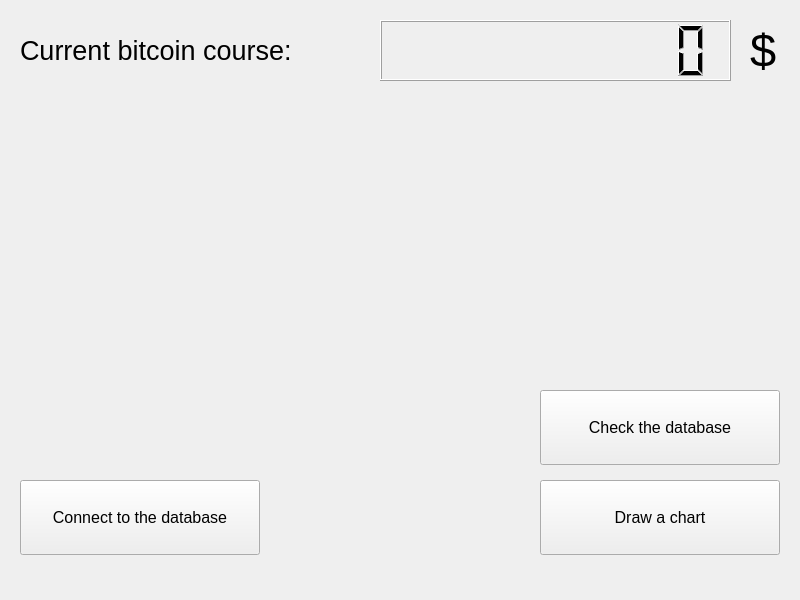
First picture: the form in mainwindow.ui, repository sebastiancial/bm, before the edit.
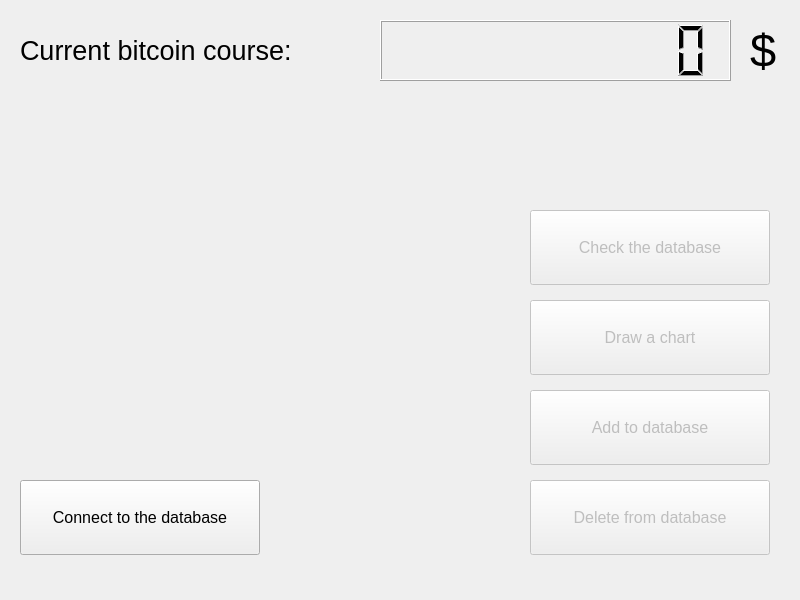
Second picture: the form after the edit. Icons and pictures are not drawn.

Diff of the .ui file:
```diff
--- a/mainwindow.ui
+++ b/mainwindow.ui
@@ -68,10 +68,13 @@
     </property>
    </widget>
    <widget class="QPushButton" name="pushButton_2">
+    <property name="enabled">
+     <bool>false</bool>
+    </property>
     <property name="geometry">
      <rect>
-      <x>540</x>
-      <y>390</y>
+      <x>530</x>
+      <y>210</y>
       <width>240</width>
       <height>75</height>
      </rect>
@@ -88,10 +91,13 @@
     </property>
    </widget>
    <widget class="QPushButton" name="pushButton_3">
+    <property name="enabled">
+     <bool>false</bool>
+    </property>
     <property name="geometry">
      <rect>
-      <x>540</x>
-      <y>480</y>
+      <x>530</x>
+      <y>300</y>
       <width>240</width>
       <height>75</height>
      </rect>
@@ -179,6 +185,52 @@
      <bool>true</bool>
     </property>
    </widget>
+   <widget class="QPushButton" name="pushButton_4">
+    <property name="enabled">
+     <bool>false</bool>
+    </property>
+    <property name="geometry">
+     <rect>
+      <x>530</x>
+      <y>480</y>
+      <width>240</width>
+      <height>75</height>
+     </rect>
+    </property>
+    <property name="font">
+     <font>
+      <pointsize>12</pointsize>
+      <weight>50</weight>
+      <bold>false</bold>
+     </font>
+    </property>
+    <property name="text">
+     <string>Delete from database</string>
+    </property>
+   </widget>
+   <widget class="QPushButton" name="pushButton_5">
+    <property name="enabled">
+     <bool>false</bool>
+    </property>
+    <property name="geometry">
+     <rect>
+      <x>530</x>
+      <y>390</y>
+      <width>240</width>
+      <height>75</height>
+     </rect>
+    </property>
+    <property name="font">
+     <font>
+      <pointsize>12</pointsize>
+      <weight>50</weight>
+      <bold>false</bold>
+     </font>
+    </property>
+    <property name="text">
+     <string>Add to database</string>
+    </property>
+   </widget>
   </widget>
   <widget class="QMenuBar" name="menuBar">
    <property name="geometry">
```
